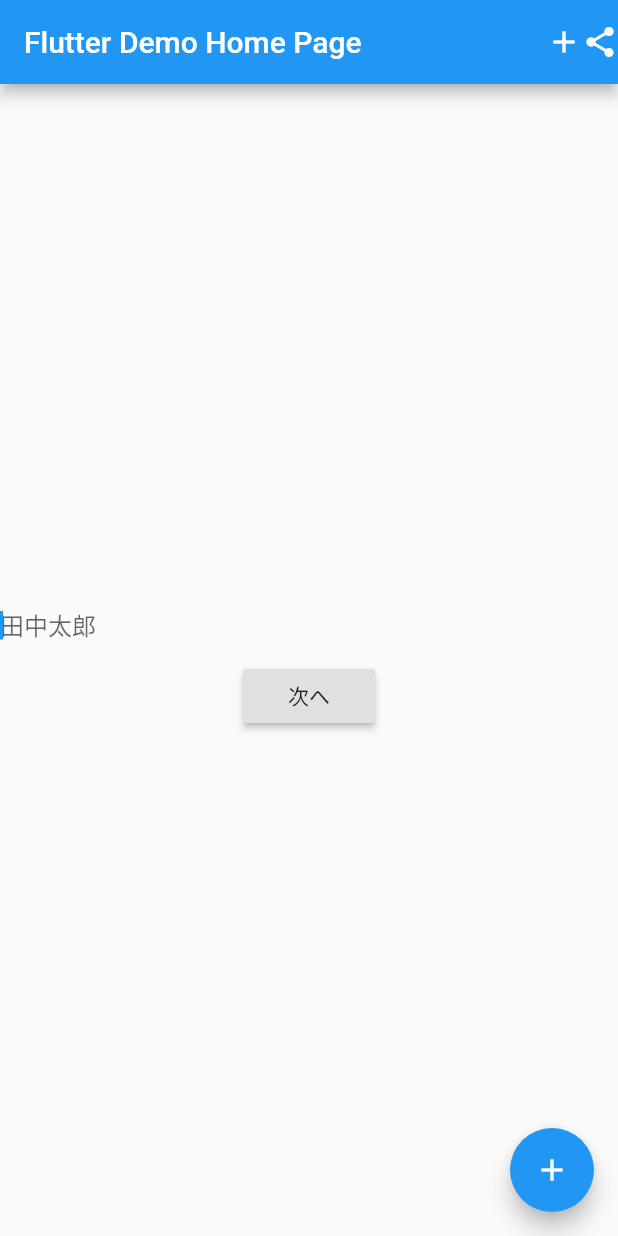
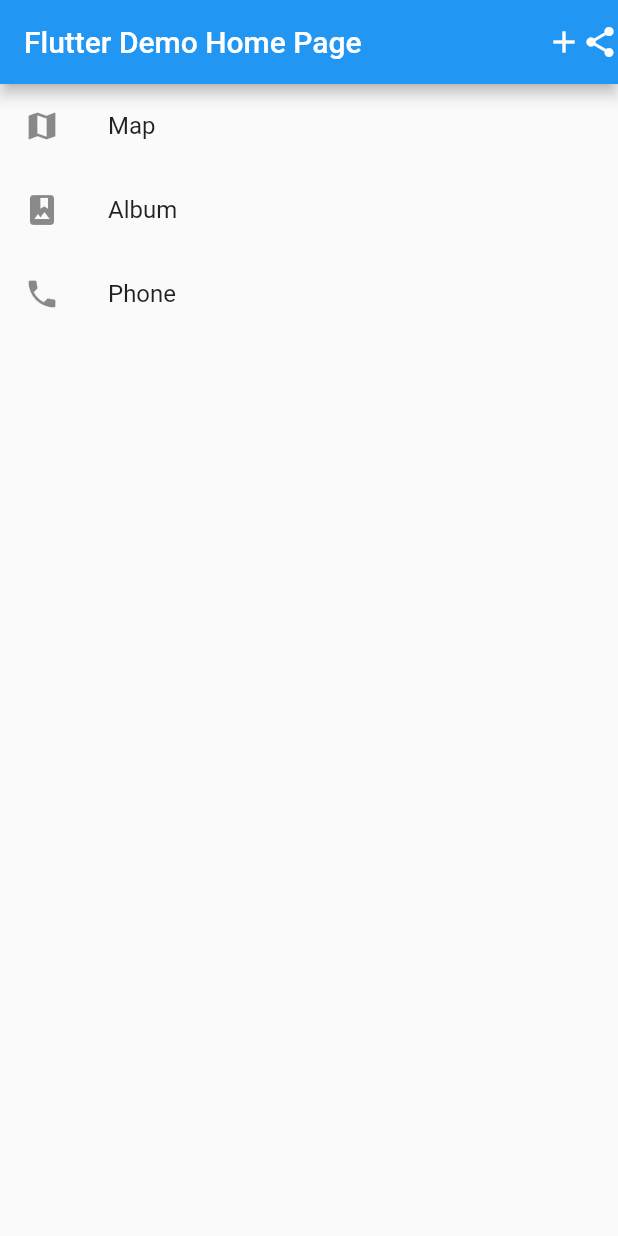
Before and after one commit to zizynonno/flutter_sandbox, a Flutter app: the screen it shows after launch, on a phone screen of 412 x 824 dp. Run offline on Flutter 3.47's test engine with Material 2 defaults, Android fonts, the phone set to English and light mode, and no system bars.

Commit message:
リスト

```diff
--- a/lib/main.dart
+++ b/lib/main.dart
@@ -30,13 +30,6 @@ class MyHomePage extends StatefulWidget {
 }
 
 class _MyHomePageState extends State<MyHomePage> {
-  int _counter = 0;
-
-  void _incrementCounter() {
-    setState(() {
-      _counter++;
-    });
-  }
 
   @override
   Widget build(BuildContext context) {
@@ -48,38 +41,26 @@ class _MyHomePageState extends State<MyHomePage> {
         ],
       ),
       body: Container(
-        child: Column(
-          mainAxisAlignment: MainAxisAlignment.center,
-          children: [
-            TextFormField(
-              autofocus: true,
-              decoration: InputDecoration(
-                border: InputBorder.none,
-                hintText: '田中太郎'
+          child: ListView(
+            children: <Widget>[
+              ListTile(
+                leading: Icon(Icons.map),
+                title: Text('Map'),
               ),
-            ),
+              ListTile(
+                leading: Icon(Icons.photo_album),
+                title: Text('Album'),
+              ),
+              ListTile(
+                leading: Icon(Icons.phone),
+                title: Text('Phone'),
+              ),
+            ],
+          )
 
-            RaisedButton(
-              child: Text('次へ'),
-              onPressed: (){
-                //ここに押したら反応する
-                final result = Navigator.push(
-                  context,
-                  MaterialPageRoute(builder: (context) => NextPage('zizynonno'),
-                  ),
-                );
-                print(result);
-              },
-            ),
-          ],
-        ),
       ),
 
-      floatingActionButton: FloatingActionButton(
-        onPressed: _incrementCounter,
-        tooltip: 'Increment',
-        child: Icon(Icons.add),
-      ), // This trailing comma makes auto-formatting nicer for build methods.
-    );
+
+      ); // This trailing comma makes auto-formatting nicer for build methods.
   }
 }
```
